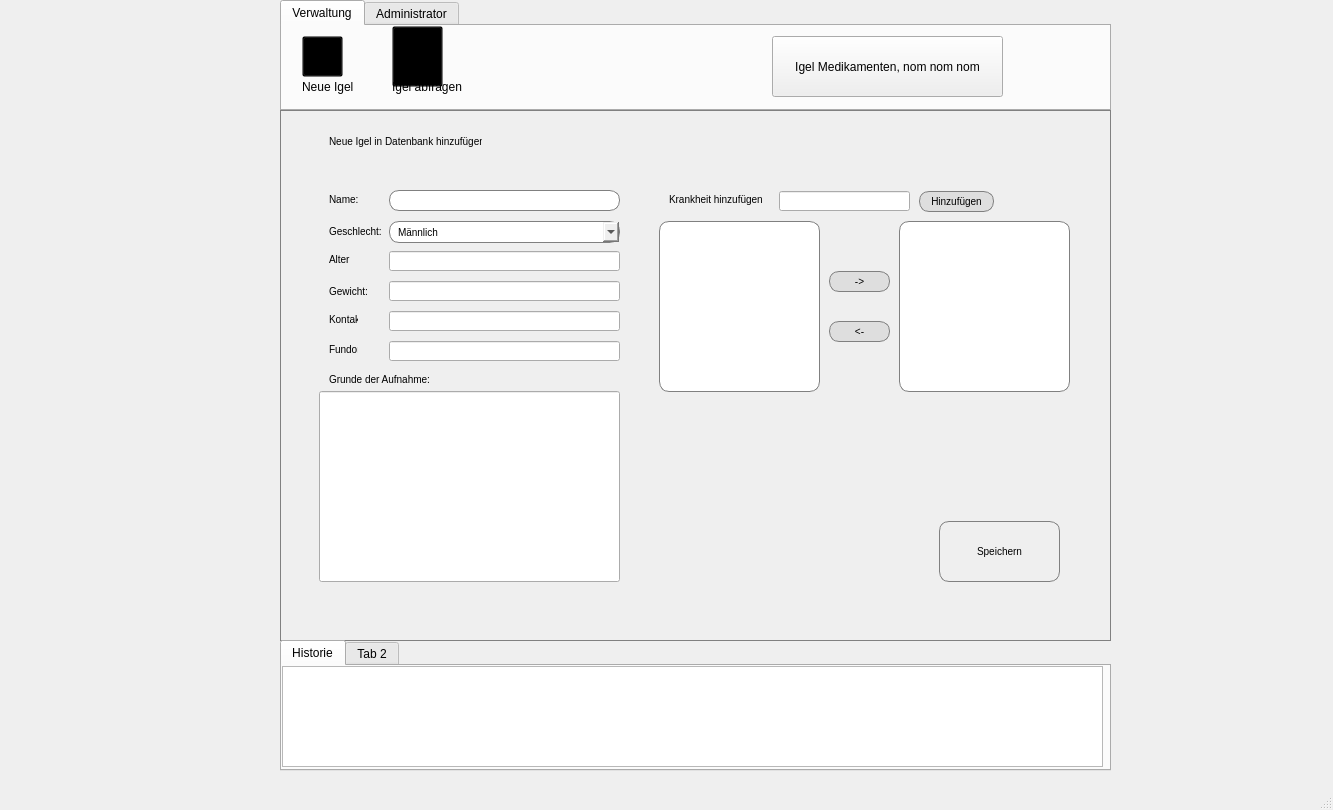
n1kozor/HedgehogGalaxy, file libary/hgalaxy.ui: the form before one commit.
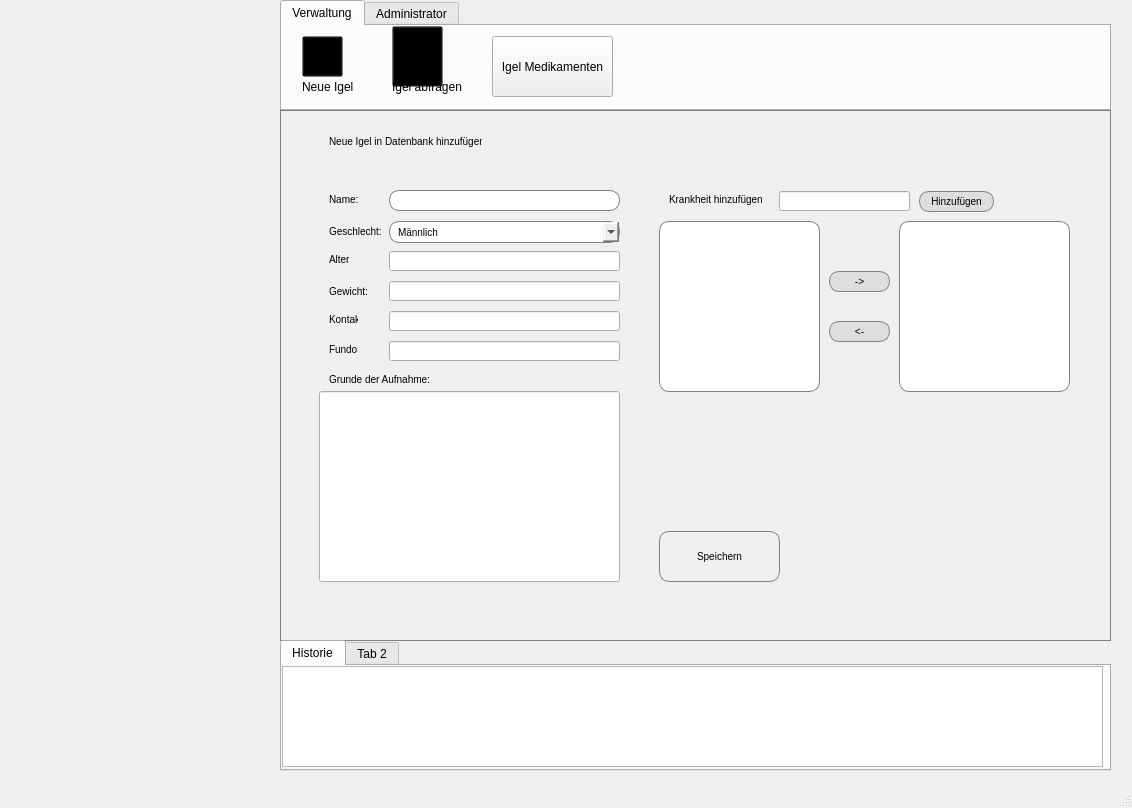
The form after the commit. The open tabs and pages were chosen to show the change. Icons and pictures are not drawn.

```diff
--- a/libary/hgalaxy.ui
+++ b/libary/hgalaxy.ui
@@ -6,8 +6,8 @@
    <rect>
     <x>0</x>
     <y>0</y>
-    <width>1333</width>
-    <height>810</height>
+    <width>1132</width>
+    <height>808</height>
    </rect>
   </property>
   <property name="windowTitle">
@@ -130,14 +130,14 @@
      <widget class="QPushButton" name="btn_medics_igel">
       <property name="geometry">
        <rect>
-        <x>490</x>
+        <x>210</x>
         <y>10</y>
-        <width>231</width>
+        <width>121</width>
         <height>61</height>
        </rect>
       </property>
       <property name="text">
-       <string>Igel Medikamenten, nom nom nom</string>
+       <string>Igel Medikamenten</string>
       </property>
      </widget>
      <widget class="QLabel" name="label_26">
@@ -436,10 +436,10 @@
      <widget class="QPushButton" name="btn_new_save_igel">
       <property name="geometry">
        <rect>
-        <x>650</x>
-        <y>410</y>
+        <x>370</x>
+        <y>420</y>
         <width>121</width>
-        <height>61</height>
+        <height>51</height>
        </rect>
       </property>
       <property name="font">
```
Left out of the diff: 6 changed lines with no effect on the pictures.
